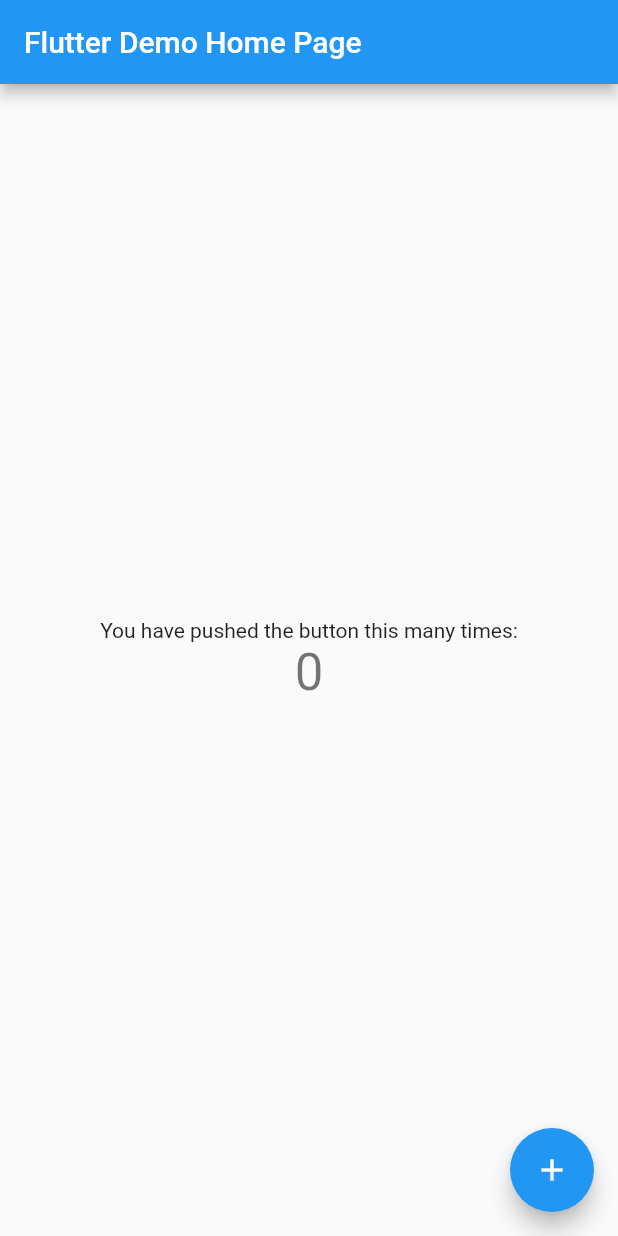
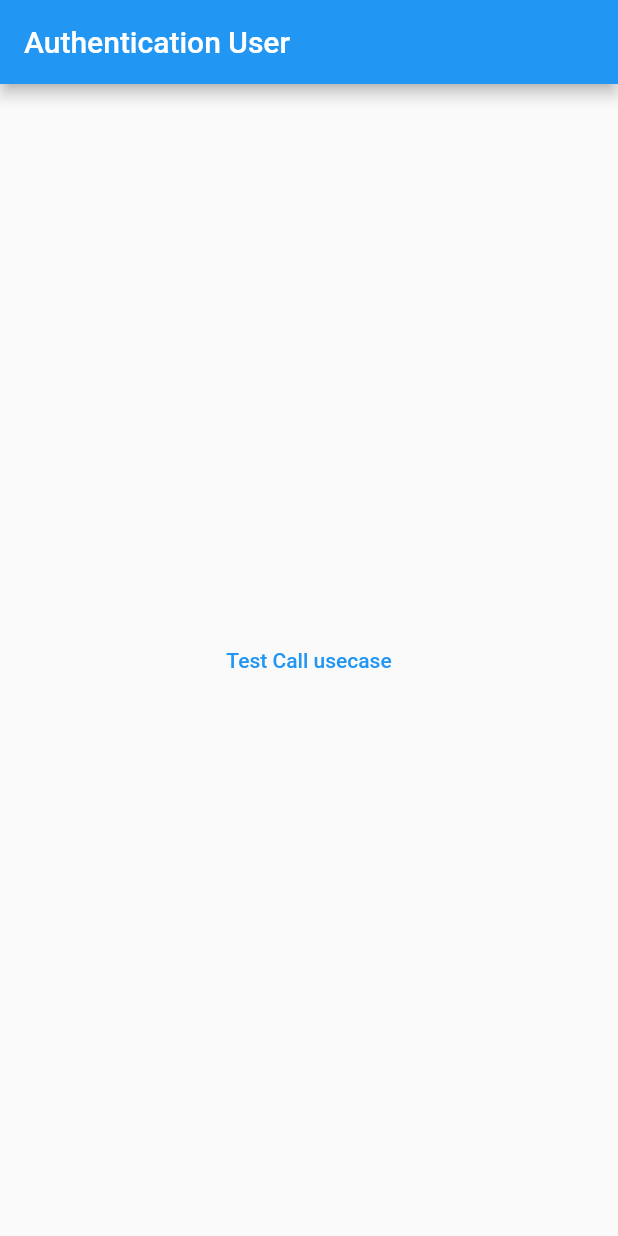
Before and after one commit to DenersonHenrique/user_authentication_flutter, a Flutter app: the screen it shows after launch, on a phone screen of 412 x 824 dp. Run offline on Flutter 3.47's test engine with Material 2 defaults, Android fonts, the phone set to English and light mode, and no system bars; our stand-ins replace dartz, equatable, get_it, mobx; accounts and stored records are empty; generated files the repository leaves out were written again.

Commit message:
Test call usecase and mock data.

```diff
--- a/lib/app/modules/authentication/data/datasource/user_authentication_datasource.dart
+++ b/lib/app/modules/authentication/data/datasource/user_authentication_datasource.dart
@@ -1,4 +1,3 @@
-import 'dart:convert';
 import 'package:user_authentication_flutter/app/utils/mock_utils.dart';
 import 'package:user_authentication_flutter/app/core/errors/exceptions.dart';
 import 'package:user_authentication_flutter/app/core/httpClient/http_client.dart';
@@ -19,7 +18,7 @@
     final mockData = await MockUtils.getMock(mockFile);
 
     if (mockData != null) {
-      return UserModel.fromJson(jsonDecode(mockData));
+      return UserModel.fromJson(mockData);
     } else {
       throw ServerException();
     }
--- a/lib/app/modules/authentication/domain/usecase/user_authentication_usecase.dart
+++ b/lib/app/modules/authentication/domain/usecase/user_authentication_usecase.dart
@@ -7,7 +7,7 @@
   Future<Either<Failure, UserEntity>> userAuthentication();
 }
 
-class UserAuthenticationUsecase extends IUserAuthenticationUsercase {
+class UserAuthenticationUsecase implements IUserAuthenticationUsercase {
   final IUserAuthenticationRepository _userAuthenticationRepository;
 
   UserAuthenticationUsecase(this._userAuthenticationRepository);
--- a/lib/main.dart
+++ b/lib/main.dart
@@ -1,43 +1,30 @@
 import 'package:flutter/material.dart';
+import 'package:get_it/get_it.dart';
+import 'package:user_authentication_flutter/app/common/di.dart';
+import 'package:user_authentication_flutter/app/modules/authentication/ui/authentication/controller/authentication_controller.dart';
 
 void main() {
+  GetIt getIt = GetIt.instance;
+  final appInjection = AppInjection();
+  appInjection.call(getIt);
   runApp(MyApp());
 }
 
 class MyApp extends StatelessWidget {
-  // This widget is the root of your application.
   @override
   Widget build(BuildContext context) {
     return MaterialApp(
-      title: 'Flutter Demo',
+      title: 'Authentication Demo',
       theme: ThemeData(
-        // This is the theme of your application.
-        //
-        // Try running your application with "flutter run". You'll see the
-        // application has a blue toolbar. Then, without quitting the app, try
-        // changing the primarySwatch below to Colors.green and then invoke
-        // "hot reload" (press "r" in the console where you ran "flutter run",
-        // or simply save your changes to "hot reload" in a Flutter IDE).
-        // Notice that the counter didn't reset back to zero; the application
-        // is not restarted.
         primarySwatch: Colors.blue,
       ),
-      home: MyHomePage(title: 'Flutter Demo Home Page'),
+      home: MyHomePage(title: 'Authentication User'),
     );
   }
 }
 
 class MyHomePage extends StatefulWidget {
   MyHomePage({Key? key, required this.title}) : super(key: key);
-
-  // This widget is the home page of your application. It is stateful, meaning
-  // that it has a State object (defined below) that contains fields that affect
-  // how it looks.
-
-  // This class is the configuration for the state. It holds the values (in this
-  // case the title) provided by the parent (in this case the App widget) and
-  // used by the build method of the State. Fields in a Widget subclass are
-  // always marked "final".
 
   final String title;
 
@@ -46,68 +33,31 @@
 }
 
 class _MyHomePageState extends State<MyHomePage> {
-  int _counter = 0;
+  late AuthenticationController authenticationController;
 
-  void _incrementCounter() {
-    setState(() {
-      // This call to setState tells the Flutter framework that something has
-      // changed in this State, which causes it to rerun the build method below
-      // so that the display can reflect the updated values. If we changed
-      // _counter without calling setState(), then the build method would not be
-      // called again, and so nothing would appear to happen.
-      _counter++;
-    });
+  @override
+  void initState() {
+    super.initState();
+    authenticationController = GetIt.instance<AuthenticationController>();
   }
 
   @override
   Widget build(BuildContext context) {
-    // This method is rerun every time setState is called, for instance as done
-    // by the _incrementCounter method above.
-    //
-    // The Flutter framework has been optimized to make rerunning build methods
-    // fast, so that you can just rebuild anything that needs updating rather
-    // than having to individually change instances of widgets.
     return Scaffold(
       appBar: AppBar(
-        // Here we take the value from the MyHomePage object that was created by
-        // the App.build method, and use it to set our appbar title.
         title: Text(widget.title),
       ),
       body: Center(
-        // Center is a layout widget. It takes a single child and positions it
-        // in the middle of the parent.
         child: Column(
-          // Column is also a layout widget. It takes a list of children and
-          // arranges them vertically. By default, it sizes itself to fit its
-          // children horizontally, and tries to be as tall as its parent.
-          //
-          // Invoke "debug painting" (press "p" in the console, choose the
-          // "Toggle Debug Paint" action from the Flutter Inspector in Android
-          // Studio, or the "Toggle Debug Paint" command in Visual Studio Code)
-          // to see the wireframe for each widget.
-          //
-          // Column has various properties to control how it sizes itself and
-          // how it positions its children. Here we use mainAxisAlignment to
-          // center the children vertically; the main axis here is the vertical
-          // axis because Columns are vertical (the cross axis would be
-          // horizontal).
           mainAxisAlignment: MainAxisAlignment.center,
           children: <Widget>[
-            Text(
-              'You have pushed the button this many times:',
-            ),
-            Text(
-              '$_counter',
-              style: Theme.of(context).textTheme.headline4,
+            TextButton(
+              onPressed: authenticationController.authenticateUser,
+              child: Text('Test Call usecase'),
             ),
           ],
         ),
       ),
-      floatingActionButton: FloatingActionButton(
-        onPressed: _incrementCounter,
-        tooltip: 'Increment',
-        child: Icon(Icons.add),
-      ), // This trailing comma makes auto-formatting nicer for build methods.
     );
   }
 }
```
Also changed, not shown: lib/app/common/di.dart (added, +33 -0 lines), lib/app/modules/authentication/ui/authentication/authentication_page.dart (added, +17 -0 lines), lib/app/modules/authentication/ui/authentication/controller/authentication_controller.dart (added, +27 -0 lines), pubspec.yaml (+8 -8 lines), lib/app/modules/authentication/ui/authentication/controller/authentication_controller.g.dart (added), pubspec.lock.
